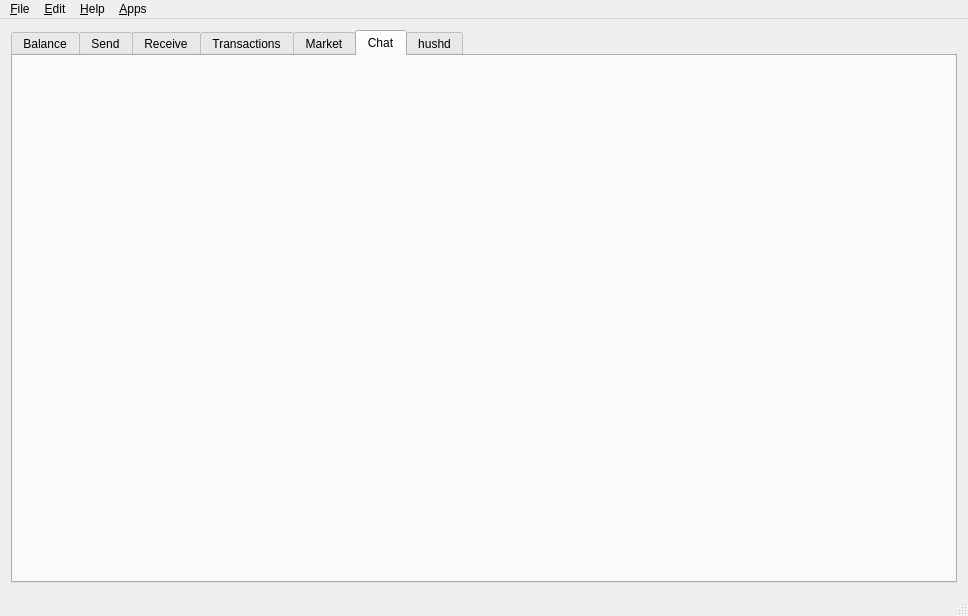
Qt form src/mainwindow.ui (hushmirror/SilentDragon) before a commit.
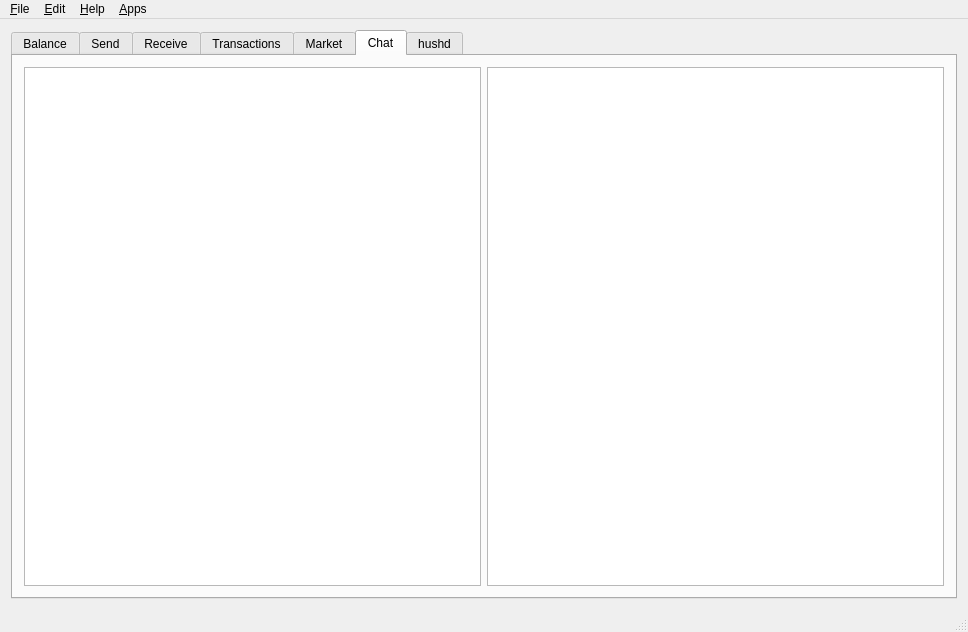
The same form after that commit. The open tabs and pages were chosen to show the change. Icons and pictures are not drawn. Custom widgets are drawn as their Qt base class.

Commit message: Add some QListWidgets to chat tab via QT Creator

```diff
--- a/src/mainwindow.ui
+++ b/src/mainwindow.ui
@@ -7,7 +7,7 @@
     <x>0</x>
     <y>0</y>
     <width>968</width>
-    <height>616</height>
+    <height>632</height>
    </rect>
   </property>
   <property name="windowTitle">
@@ -1029,22 +1029,23 @@
        </attribute>
        <layout class="QVBoxLayout" name="verticalLayout_7">
            <item>
-                <widget class="QLabel" name="MemoText">
-                <property name="font">
-                    <font>
-                    <pointsize>10</pointsize>
-                    </font>
-                </property>
-                <property name="text">Welcome To The Future -- Duke
-                    <string/>
-                </property>
-                <property name="wordWrap">
-                    <bool>true</bool>
-                </property>
-                </widget>
-           </item>
-
-       </layout>
+         <layout class="QGridLayout" name="gridLayout_6">
+          <item row="0" column="1">
+           <widget class="QListWidget" name="listWidget"/>
+          </item>
+          <item row="0" column="0">
+           <widget class="QListWidget" name="listWidget_2">
+            <property name="maximumSize">
+             <size>
+              <width>460</width>
+              <height>16777215</height>
+             </size>
+            </property>
+           </widget>
+          </item>
+         </layout>
+        </item>
+       </layout>
       </widget>
 
       <widget class="QWidget" name="tab_5">
```
Left out of the diff: 40 changed lines with no effect on the pictures. Lines whose indentation alone changed are shown as unchanged.
